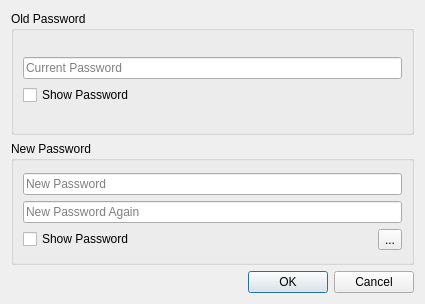
First picture: the form in design/PasswordChangerDialog.ui, repository xaprier/qt-password-manager, before the edit.
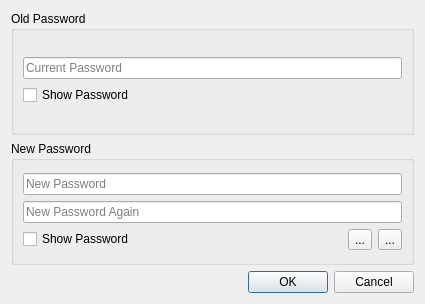
Second picture: the form after the edit.

Commit message: Added copy password option

What changed in the file:
```diff
--- a/design/PasswordChangerDialog.ui
+++ b/design/PasswordChangerDialog.ui
@@ -81,6 +81,13 @@
             </property>
            </widget>
           </item>
+          <item>
+           <widget class="QToolButton" name="copyTB">
+            <property name="text">
+             <string>...</string>
+            </property>
+           </widget>
+          </item>
           <item>
            <widget class="QToolButton" name="generatePasswordTB">
             <property name="text">
```
The commit also changes 14 other files.
